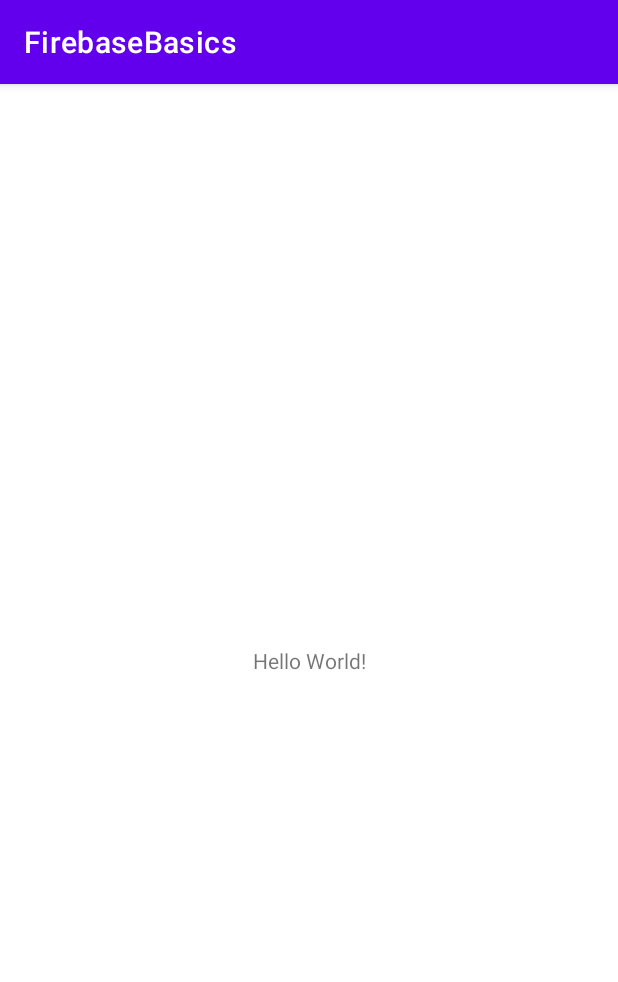
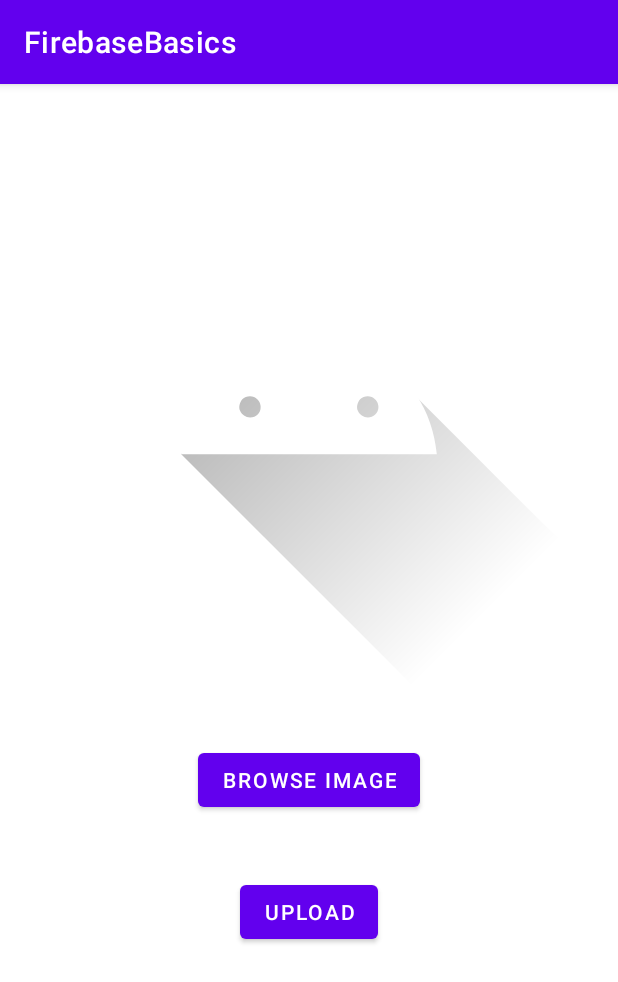
Before and after one commit to Er-Jrsingh/FirebaseBasics, an Android app: the screen it shows after launch (MainActivity), on a phone screen of 412 x 824 dp. Shown: the top 982 px of the screen. Run offline under Robolectric (Android 15) with nearby library versions, the phone set to English and light mode, and no system bars; our stand-ins replace Firebase (no records; nobody signed in at launch, a user with empty details on screens opened directly); libraries missing offline, so code that uses them is left out: com.karumi.dexter.

Commit message:
Upload Image In Firebase Storage

```diff
--- a/app/build.gradle
+++ b/app/build.gradle
@@ -32,10 +32,12 @@ android {
 dependencies {
 
     implementation 'androidx.appcompat:appcompat:1.2.0'
-    implementation 'com.google.android.material:material:1.2.1'
+    implementation 'com.google.android.material:material:1.3.0'
     implementation 'androidx.constraintlayout:constraintlayout:2.0.4'
     implementation 'com.google.firebase:firebase-database:19.6.0'
-    testImplementation 'junit:junit:4.+'
+    implementation 'com.google.firebase:firebase-storage:19.2.1'
+    testImplementation 'junit:junit:4.13.1'
     androidTestImplementation 'androidx.test.ext:junit:1.1.2'
     androidTestImplementation 'androidx.test.espresso:espresso-core:3.3.0'
+    implementation 'com.karumi:dexter:6.2.2'
 }
--- a/app/src/main/res/layout/activity_main.xml
+++ b/app/src/main/res/layout/activity_main.xml
@@ -1,18 +1,46 @@
 <?xml version="1.0" encoding="utf-8"?>
-<androidx.constraintlayout.widget.ConstraintLayout xmlns:android="http://schemas.android.com/apk/res/android"
-    xmlns:app="http://schemas.android.com/apk/res-auto"
+<LinearLayout xmlns:android="http://schemas.android.com/apk/res/android"
     xmlns:tools="http://schemas.android.com/tools"
     android:layout_width="match_parent"
     android:layout_height="match_parent"
+    android:orientation="vertical"
     tools:context=".MainActivity">
 
-    <TextView
-        android:layout_width="wrap_content"
+    <ScrollView
+        android:layout_width="match_parent"
         android:layout_height="wrap_content"
-        android:text="Hello World!"
-        app:layout_constraintBottom_toBottomOf="parent"
-        app:layout_constraintLeft_toLeftOf="parent"
-        app:layout_constraintRight_toRightOf="parent"
-        app:layout_constraintTop_toTopOf="parent" />
+        tools:ignore="UselessParent">
 
-</androidx.constraintlayout.widget.ConstraintLayout>
+        <LinearLayout
+            android:layout_width="match_parent"
+            android:layout_height="wrap_content"
+            android:orientation="vertical">
+
+            <ImageView
+                android:id="@+id/imgi"
+                android:layout_width="400dp"
+                android:layout_height="400dp"
+                android:layout_gravity="center"
+                android:src="@drawable/ic_launcher_foreground"
+                android:layout_margin="10dp" />
+
+            <Button
+                android:id="@+id/browse"
+                android:layout_width="wrap_content"
+                android:layout_height="wrap_content"
+                android:layout_gravity="center"
+                android:layout_margin="20dp"
+                android:text="@string/browse_image" />
+
+            <Button
+                android:id="@+id/upload"
+                android:layout_width="wrap_content"
+                android:layout_height="wrap_content"
+                android:layout_gravity="center"
+                android:layout_margin="20dp"
+                android:text="@string/Upload" />
+
+        </LinearLayout>
+    </ScrollView>
+
+</LinearLayout>
--- a/app/src/main/res/values/strings.xml
+++ b/app/src/main/res/values/strings.xml
@@ -1,3 +1,5 @@
 <resources>
     <string name="app_name">FirebaseBasics</string>
+    <string name="browse_image">Browse Image</string>
+    <string name="Upload">upload</string>
 </resources>
```
Also changed, not shown: app/src/main/AndroidManifest.xml (+5 -2 lines), app/src/main/java/com/firebasebasics/MainActivity.java (+118 -0 lines).
